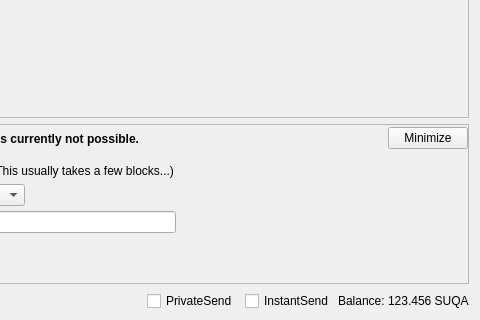
Qt form src/qt/forms/sendcoinsdialog.ui (barrystyle/SUQA-0.17.1) before a commit; both pictures show x 370 to 850 and y 206 to 526 of the 850 by 526 pixel window.
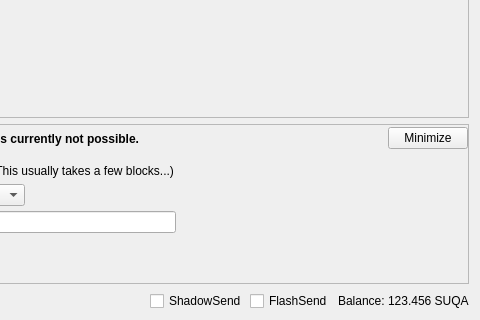
The same form after that commit. Icons and pictures are not drawn. Custom widgets are drawn as their Qt base class.

Commit message: Masternodes labels changed InfinityNodes, PrivateSend labels changed to ShadowSend.

What changed in the file:
```diff
--- a/src/qt/forms/sendcoinsdialog.ui
+++ b/src/qt/forms/sendcoinsdialog.ui
@@ -1250,7 +1250,7 @@
           </size>
          </property>
          <property name="text">
-          <string>PrivateSend</string>
+          <string>ShadowSend</string>
          </property>
          <property name="checked">
           <bool>false</bool>
@@ -1269,7 +1269,7 @@
           </size>
          </property>
          <property name="text">
-          <string>InstantSend</string>
+          <string>FlashSend</string>
          </property>
         </widget>
        </item>
```
The commit also changes 8 other files.
